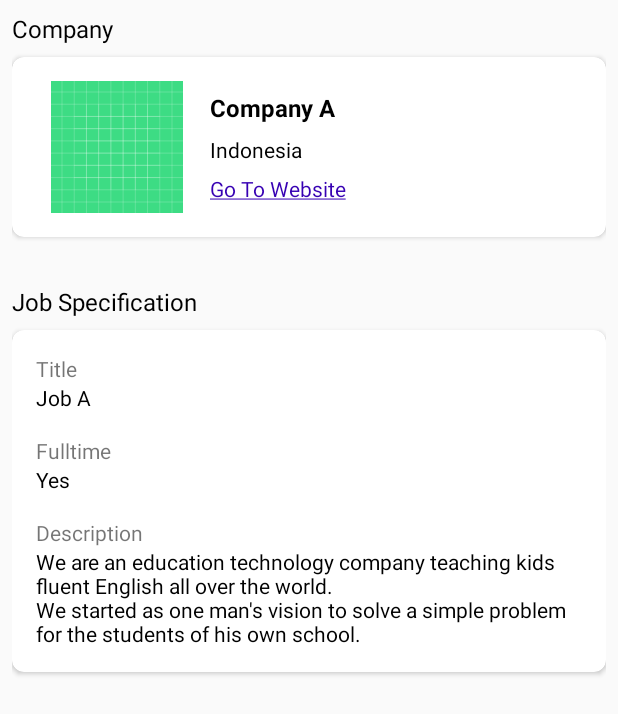
After one commit to ichsanulalifwan/job-android-app, an Android app built with Jetpack Compose: the layout activity_job_detail.xml on its own in the app's theme, with its tools: preview values and no code run, on a phone screen of 412 x 824 dp. The commit adds this screen. Shown: the top 714 px of the screen. Run offline under Robolectric (Android 15) with nearby library versions, the phone set to English and light mode, and no system bars.

Commit message:
implement list and detail view

```diff
--- a/app/build.gradle.kts
+++ b/app/build.gradle.kts
@@ -81,7 +81,12 @@ dependencies {
 
     // Compose
     implementation(libs.androidx.core.ktx)
+    implementation(libs.androidx.appcompat)
+    implementation(libs.androidx.activity)
+    implementation(libs.androidx.constraintlayout)
+    implementation(libs.material)
     implementation(libs.androidx.lifecycle.runtime.ktx)
+
     implementation(libs.androidx.activity.compose)
     implementation(platform(libs.androidx.compose.bom))
     implementation(libs.androidx.ui)
--- a/app/src/main/AndroidManifest.xml
+++ b/app/src/main/AndroidManifest.xml
@@ -3,7 +3,7 @@
     xmlns:tools="http://schemas.android.com/tools">
 
     <application
-        android:name="com.app.dans_android.App"
+        android:name=".App"
         android:allowBackup="true"
         android:dataExtractionRules="@xml/data_extraction_rules"
         android:fullBackupContent="@xml/backup_rules"
@@ -13,6 +13,9 @@
         android:supportsRtl="true"
         android:theme="@style/Theme.Dans_android"
         tools:targetApi="31">
+        <activity
+            android:name=".ui.JobDetailActivity"
+            android:exported="false" />
         <activity
             android:name=".MainActivity"
             android:exported="true"
--- a/app/src/main/java/com/app/dans_android/data/implementation/response/JobResponse.kt
+++ b/app/src/main/java/com/app/dans_android/data/implementation/response/JobResponse.kt
@@ -14,9 +14,6 @@ data class JobResponse(
 
     @Json(name="how_to_apply")
     val howToApply: String? = null,
-
-    @Json(name="created_at")
-    val createdAt: String? = null,
 
     @Json(name="description")
     val description: String? = null,
--- /dev/null
+++ b/app/src/main/res/drawable/baseline_navigate_next_24.xml
@@ -0,0 +1,5 @@
+<vector xmlns:android="http://schemas.android.com/apk/res/android" android:autoMirrored="true" android:height="24dp" android:tint="#000000" android:viewportHeight="24" android:viewportWidth="24" android:width="24dp">
+
+    <path android:fillColor="@android:color/white" android:pathData="M10,6L8.59,7.41 13.17,12l-4.58,4.59L10,18l6,-6z"/>
+
+</vector>
--- /dev/null
+++ b/app/src/main/res/layout/activity_job_detail.xml
@@ -0,0 +1,185 @@
+<?xml version="1.0" encoding="utf-8"?>
+<androidx.constraintlayout.widget.ConstraintLayout xmlns:android="http://schemas.android.com/apk/res/android"
+    xmlns:app="http://schemas.android.com/apk/res-auto"
+    xmlns:tools="http://schemas.android.com/tools"
+    android:id="@+id/main"
+    android:layout_width="match_parent"
+    android:layout_height="match_parent"
+    android:padding="8dp"
+    tools:context=".ui.JobDetailActivity">
+
+    <TextView
+        android:id="@+id/tv_company"
+        android:layout_width="0dp"
+        android:layout_height="wrap_content"
+        android:text="@string/company"
+        android:textColor="@color/black"
+        android:textSize="16sp"
+        app:layout_constraintEnd_toEndOf="parent"
+        app:layout_constraintStart_toStartOf="parent"
+        app:layout_constraintTop_toTopOf="parent" />
+
+    <androidx.cardview.widget.CardView
+        android:id="@+id/cv_job_company"
+        android:layout_width="match_parent"
+        android:layout_height="120dp"
+        android:layout_marginTop="8dp"
+        app:cardCornerRadius="8dp"
+        app:layout_constraintEnd_toEndOf="parent"
+        app:layout_constraintStart_toStartOf="parent"
+        app:layout_constraintTop_toBottomOf="@+id/tv_company">
+
+        <androidx.constraintlayout.widget.ConstraintLayout
+            android:layout_width="match_parent"
+            android:layout_height="wrap_content"
+            android:padding="16dp">
+
+            <ImageView
+                android:id="@+id/img_company"
+                android:layout_width="wrap_content"
+                android:layout_height="wrap_content"
+                android:contentDescription="@string/company_image"
+                android:src="@drawable/ic_launcher_background"
+                app:layout_constraintBottom_toBottomOf="parent"
+                app:layout_constraintStart_toStartOf="parent"
+                app:layout_constraintTop_toTopOf="parent" />
+
+            <TextView
+                android:id="@+id/job_company"
+                android:layout_width="0dp"
+                android:layout_height="wrap_content"
+                android:layout_marginStart="8dp"
+                android:textColor="@color/black"
+                android:textSize="16sp"
+                android:textStyle="bold"
+                app:layout_constraintBottom_toTopOf="@+id/job_location"
+                app:layout_constraintEnd_toEndOf="parent"
+                app:layout_constraintStart_toEndOf="@+id/img_company"
+                app:layout_constraintTop_toTopOf="parent"
+                tools:text="Company A" />
+
+            <TextView
+                android:id="@+id/job_location"
+                android:layout_width="0dp"
+                android:layout_height="wrap_content"
+                android:textColor="@color/black"
+                android:textSize="14sp"
+                app:layout_constraintBottom_toTopOf="@+id/job_link"
+                app:layout_constraintEnd_toEndOf="@+id/job_company"
+                app:layout_constraintStart_toStartOf="@+id/job_company"
+                app:layout_constraintTop_toBottomOf="@+id/job_company"
+                tools:text="Indonesia" />
+
+            <TextView
+                android:id="@+id/job_link"
+                android:layout_width="0dp"
+                android:layout_height="wrap_content"
+                android:text="@string/text_go_to_website"
+                android:textColor="@color/purple_700"
+                android:textSize="14sp"
+                app:layout_constraintBottom_toBottomOf="parent"
+                app:layout_constraintEnd_toEndOf="@+id/job_company"
+                app:layout_constraintStart_toStartOf="@+id/job_company"
+                app:layout_constraintTop_toBottomOf="@+id/job_location" />
+
+        </androidx.constraintlayout.widget.ConstraintLayout>
+
+    </androidx.cardview.widget.CardView>
+
+    <TextView
+        android:id="@+id/tv_job_desc"
+        android:layout_width="0dp"
+        android:layout_height="wrap_content"
+        android:layout_marginTop="32dp"
+        android:text="@string/text_job_spec"
+        android:textColor="@color/black"
+        android:textSize="16sp"
+        app:layout_constraintEnd_toEndOf="parent"
+        app:layout_constraintStart_toStartOf="parent"
+        app:layout_constraintTop_toBottomOf="@+id/cv_job_company" />
+
+    <androidx.cardview.widget.CardView
+        android:id="@+id/cv_job_apec"
+        android:layout_width="match_parent"
+        android:layout_height="wrap_content"
+        android:layout_marginTop="8dp"
+        app:cardCornerRadius="8dp"
+        app:layout_constraintEnd_toEndOf="parent"
+        app:layout_constraintStart_toStartOf="parent"
+        app:layout_constraintTop_toBottomOf="@+id/tv_job_desc">
+
+        <androidx.constraintlayout.widget.ConstraintLayout
+            android:layout_width="match_parent"
+            android:layout_height="wrap_content"
+            android:padding="16dp">
+
+            <TextView
+                android:id="@+id/tv_title"
+                android:layout_width="0dp"
+                android:layout_height="wrap_content"
+                android:text="@string/text_title"
+                android:textSize="14sp"
+                app:layout_constraintEnd_toEndOf="parent"
+                app:layout_constraintStart_toStartOf="parent"
+                app:layout_constraintTop_toTopOf="parent" />
+
+            <TextView
+                android:id="@+id/job_title"
+                android:layout_width="0dp"
+                android:layout_height="wrap_content"
+                android:textColor="@color/black"
+                android:textSize="14sp"
+                app:layout_constraintEnd_toEndOf="parent"
+                app:layout_constraintStart_toStartOf="parent"
+                app:layout_constraintTop_toBottomOf="@+id/tv_title"
+                tools:text="Job A" />
+
+            <TextView
+                android:id="@+id/tv_fulltime"
+                android:layout_width="0dp"
+                android:layout_height="wrap_content"
+                android:layout_marginTop="16dp"
+                android:text="@string/text_fulltime"
+                android:textSize="14sp"
+                app:layout_constraintEnd_toEndOf="parent"
+                app:layout_constraintStart_toStartOf="parent"
+                app:layout_constraintTop_toBottomOf="@+id/job_title" />
+
+            <TextView
+                android:id="@+id/job_fulltime"
+                android:layout_width="0dp"
+                android:layout_height="wrap_content"
+                android:textColor="@color/black"
+                android:textSize="14sp"
+                app:layout_constraintEnd_toEndOf="parent"
+                app:layout_constraintStart_toStartOf="parent"
+                app:layout_constraintTop_toBottomOf="@+id/tv_fulltime"
+                tools:text="Yes" />
+
+            <TextView
+                android:id="@+id/tv_desc"
+                android:layout_width="0dp"
+                android:layout_height="wrap_content"
+                android:layout_marginTop="16dp"
+                android:text="@string/text_description"
+                android:textSize="14sp"
+                app:layout_constraintEnd_toEndOf="parent"
+                app:layout_constraintStart_toStartOf="parent"
+                app:layout_constraintTop_toBottomOf="@+id/job_fulltime" />
+
+            <TextView
+                android:id="@+id/job_desc"
+                android:layout_width="0dp"
+                android:layout_height="wrap_content"
+                android:textColor="@color/black"
+                android:textSize="14sp"
+                app:layout_constraintEnd_toEndOf="parent"
+                app:layout_constraintStart_toStartOf="parent"
+                app:layout_constraintTop_toBottomOf="@+id/tv_desc"
+                tools:text="We are an education technology company teaching kids fluent English all over the world.\nWe started as one man's vision to solve a simple problem for the students of his own school." />
+
+        </androidx.constraintlayout.widget.ConstraintLayout>
+
+    </androidx.cardview.widget.CardView>
+
+</androidx.constraintlayout.widget.ConstraintLayout>
--- a/app/src/main/res/values/strings.xml
+++ b/app/src/main/res/values/strings.xml
@@ -1,3 +1,10 @@
 <resources>
     <string name="app_name">dans_android</string>
+    <string name="company_image">Company Image</string>
+    <string name="company">Company</string>
+    <string name="text_go_to_website"><u>Go To Website</u></string>
+    <string name="text_job_spec">Job Specification</string>
+    <string name="text_fulltime">Fulltime</string>
+    <string name="text_title">Title</string>
+    <string name="text_description">Description</string>
 </resources>
```
Also changed, not shown: app/src/main/java/com/app/dans_android/ui/JobDetailActivity.kt (added, +21 -0 lines), app/src/main/res/drawable/ic_profile.xml (added, +9 -0 lines), app/src/main/res/layout/item_job_list.xml (added, +81 -0 lines), gradle/libs.versions.toml (+8 -0 lines).
